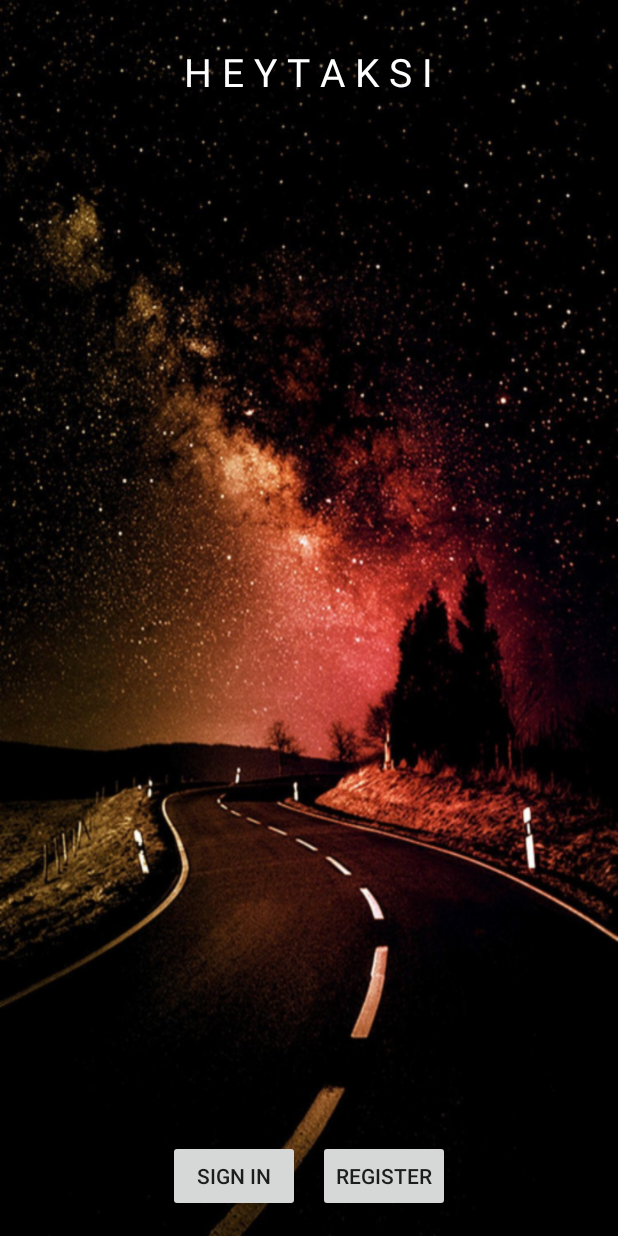
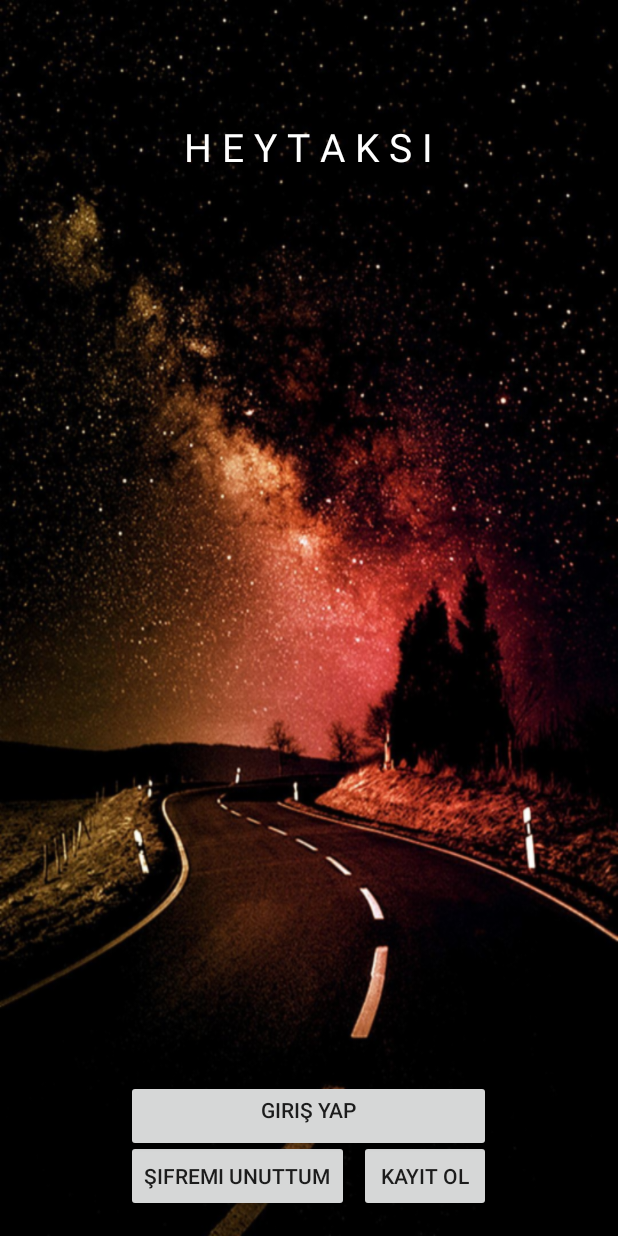
Before and after one commit to Cem-Gulec/HeyTaksi, an Android app: the screen it shows after launch (MainActivity), on a phone screen of 412 x 824 dp. Run offline under Robolectric (Android 15) with nearby library versions, the phone set to English and light mode, and no system bars; our stand-ins replace Firebase (no records; nobody signed in at launch, a user with empty details on screens opened directly); libraries missing offline, so code that uses them is left out: com.rengwuxian.materialedittext.

Commit message:
07.08 aksam

```diff
--- a/app/src/main/AndroidManifest.xml
+++ b/app/src/main/AndroidManifest.xml
@@ -21,7 +21,8 @@
                 <category android:name="android.intent.category.LAUNCHER" />
             </intent-filter>
         </activity>
-        <activity android:name=".Main2Activity"></activity>
+        <activity android:name=".Main2Activity" />
+        <activity android:name=".ForgetPassword"></activity>
     </application>
 
 </manifest>
--- a/app/src/main/java/com/example/cem/cardsimulator/MainActivity.java
+++ b/app/src/main/java/com/example/cem/cardsimulator/MainActivity.java
@@ -16,10 +16,13 @@ import android.view.Window;
 import android.view.WindowManager;
 import android.widget.Button;
 import android.widget.RelativeLayout;
+import android.widget.Toast;
 
 import com.example.cem.cardsimulator.Model.User;
+import com.google.android.gms.tasks.OnCompleteListener;
 import com.google.android.gms.tasks.OnFailureListener;
 import com.google.android.gms.tasks.OnSuccessListener;
+import com.google.android.gms.tasks.Task;
 import com.google.firebase.auth.AuthResult;
 import com.google.firebase.auth.FirebaseAuth;
 import com.google.firebase.database.DatabaseReference;
@@ -28,7 +31,7 @@ import com.rengwuxian.materialedittext.MaterialEditText;
 
 public class MainActivity extends AppCompatActivity {
 
-    Button btnSignin,btnRegister;
+    Button btnSignin,btnRegister, btnForget;
     RelativeLayout rootLayout;
 
     FirebaseAuth auth;
@@ -39,6 +42,7 @@ public class MainActivity extends AppCompatActivity {
     protected void onCreate(Bundle savedInstanceState) {
         super.onCreate(savedInstanceState);
 
+        //saatin olduğu ekran şeridini kaldırmak için
         requestWindowFeature(Window.FEATURE_NO_TITLE);
         this.getWindow().setFlags(WindowManager.LayoutParams.FLAG_FULLSCREEN,WindowManager.LayoutParams.FLAG_FULLSCREEN);
 
@@ -56,6 +60,7 @@ public class MainActivity extends AppCompatActivity {
         //init layout elements
         btnSignin= (Button)findViewById(R.id.btnSignin);
         btnRegister= (Button)findViewById(R.id.btnRegister);
+        btnForget = (Button) findViewById(R.id.btnForget) ;
         rootLayout= (RelativeLayout)findViewById(R.id.rootLayout);
 
         //Event
@@ -72,6 +77,30 @@ public class MainActivity extends AppCompatActivity {
                 showLoginDialog();
             }
         });
+
+        btnForget.setOnClickListener(new View.OnClickListener() {
+            @Override
+            public void onClick(View v) {
+                forgetEvent();
+            }
+        });
+    }
+
+    private void forgetEvent(){
+
+        //Dialog buraya da gelecek
+        /*String email = resetPasswordFld.getText().toString().trim();
+        auth.sendPasswordResetEmail(email)
+                .addOnCompleteListener(new OnCompleteListener<Void>() {
+                    @Override
+                    public void onComplete(@NonNull Task<Void> task) {
+                        if (task.isSuccessful()) {
+                            Toast.makeText(ResetPassword.this, "e-mail buat reset password sudah dikirimkan",Toast.LENGTH_LONG).show();
+                            Intent loginIntent = new Intent (ResetPassword.this, LoginActivity.class);
+                            startActivity(loginIntent);
+                        }
+                    }
+                });*/
     }
 
     private void showLoginDialog(){
--- a/app/src/main/res/layout/activity_main.xml
+++ b/app/src/main/res/layout/activity_main.xml
@@ -9,46 +9,63 @@
     tools:context=".MainActivity">
 
     <LinearLayout
-        android:orientation="vertical"
-        android:layout_marginTop="30dp"
+        android:id="@+id/linear1"
+        android:layout_width="wrap_content"
+        android:layout_height="wrap_content"
         android:layout_centerHorizontal="true"
+        android:layout_marginTop="80dp"
         android:gravity="center_horizontal"
-        android:layout_width="wrap_content"
-        android:layout_height="wrap_content">
+        android:orientation="vertical">
 
         <TextView
             android:layout_width="wrap_content"
             android:layout_height="wrap_content"
             android:text="H E Y T A K S I"
+            android:textAlignment="center"
             android:textColor="@android:color/white"
-            android:textSize="26sp"
 
-            android:textAlignment="center" />
-    </LinearLayout>
+            android:textSize="26sp" />
+    </LinearLayout>,
+
+
+    <Button
+        android:id="@+id/btnSignin"
+        android:text="Giriş Yap"
+        android:layout_alignBottom="@+id/linear2"
+        android:layout_centerHorizontal="true"
+        android:layout_marginBottom="40dp"
+        android:layout_alignLeft="@id/linear2"
+        android:layout_alignRight="@id/linear2"
+        android:gravity="center_horizontal"
+        android:layout_width="wrap_content"
+        android:layout_height="wrap_content" />
 
     <LinearLayout
+        android:id="@+id/linear2"
+        android:layout_width="wrap_content"
+        android:layout_height="wrap_content"
+        android:layout_alignParentBottom="true"
+        android:layout_centerHorizontal="true"
+        android:layout_margin="16dp"
         android:orientation="horizontal"
-        android:weightSum="2"
-        android:layout_margin="16dp"
-        android:layout_centerHorizontal="true"
-        android:layout_alignParentBottom="true"
-        android:layout_width="wrap_content"
-        android:layout_height="wrap_content">
+        android:weightSum="2">
 
         <Button
-            android:id="@+id/btnSignin"
-            android:text="Sign in"
-            android:layout_marginRight="6dp"
+            android:id="@+id/btnForget"
+            android:layout_width="wrap_content"
+            android:layout_height="wrap_content"
+            android:layout_toLeftOf="@+id/btnRegister"
             android:layout_marginBottom="0dp"
-            android:layout_width="wrap_content"
-            android:layout_height="wrap_content" />
+            android:layout_marginRight="3dp"
+            android:text="Şifremi Unuttum" />
 
         <Button
             android:id="@+id/btnRegister"
-            android:text="Register"
-            android:layout_marginLeft="6dp"
+            android:layout_toLeftOf="@+id/btnForget"
             android:layout_width="wrap_content"
-            android:layout_height="wrap_content" />
+            android:layout_height="wrap_content"
+            android:layout_marginLeft="3dp"
+            android:text="Kayıt Ol" />
 
     </LinearLayout>
 
```
Also changed, not shown: app/src/main/java/com/example/cem/cardsimulator/ForgetPassword.java (added, +13 -0 lines), app/src/main/res/layout/activity_forget_password.xml (added, +25 -0 lines).
